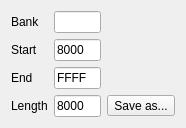
Above: ui/dumpdial.ui from samstyle/Xpeccy before the change. Below: the same form after it.
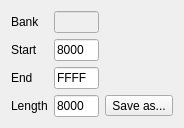
That is the form after the change. Icons and pictures are not drawn.

Diff of the .ui file:
```diff
--- a/ui/dumpdial.ui
+++ b/ui/dumpdial.ui
@@ -9,8 +9,8 @@
    <rect>
     <x>0</x>
     <y>0</y>
-    <width>186</width>
-    <height>122</height>
+    <width>184</width>
+    <height>123</height>
    </rect>
   </property>
   <property name="windowTitle">
@@ -52,6 +52,9 @@
      </item>
      <item row="0" column="1">
       <widget class="QLineEdit" name="leBank">
+       <property name="enabled">
+        <bool>false</bool>
+       </property>
        <property name="inputMask">
         <string>HH</string>
        </property>
```
